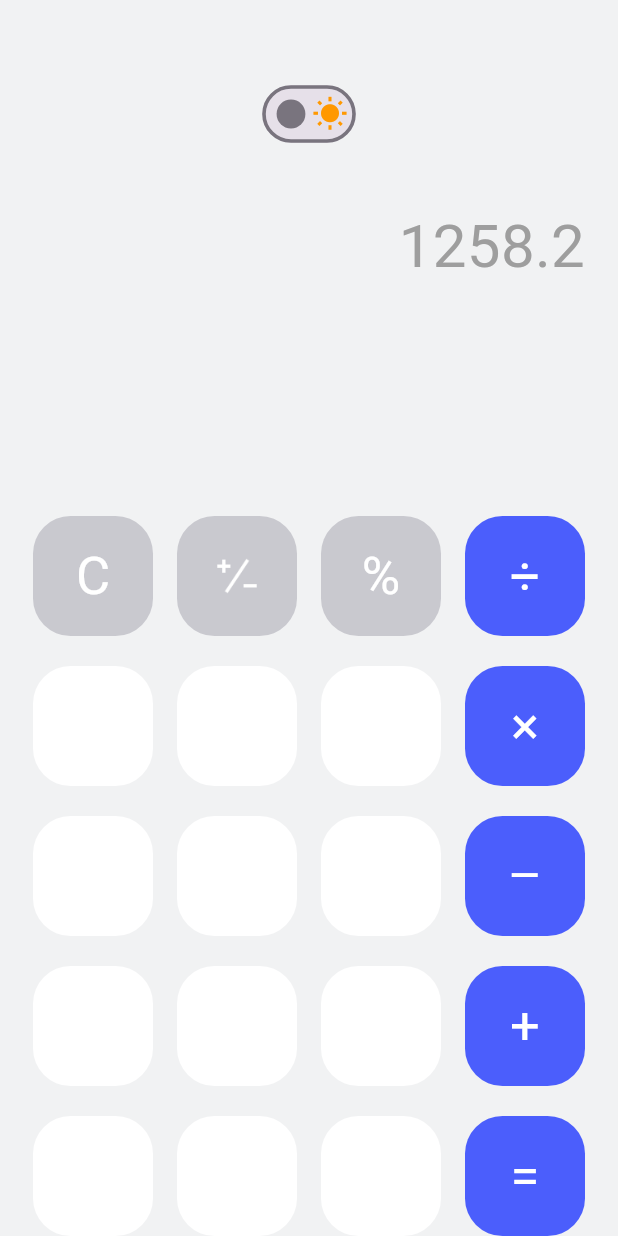
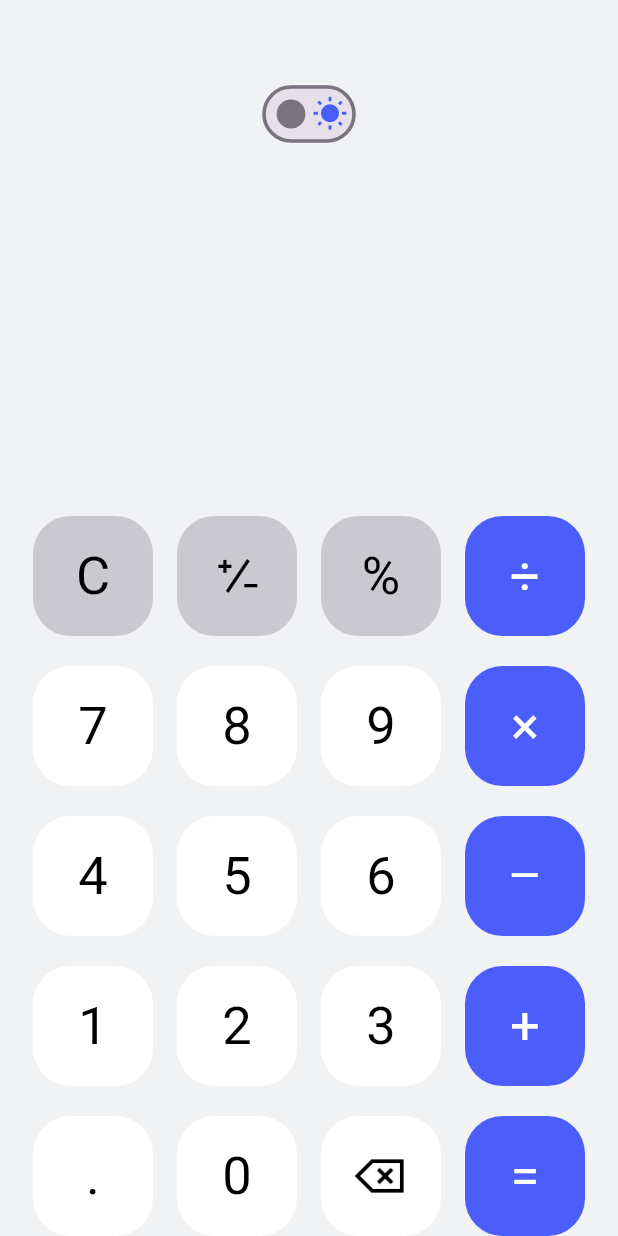
Before and after one commit to hegzo891/CognoRise-, a Flutter app: the screen it shows after launch, on a phone screen of 412 x 824 dp. Run offline on Flutter 3.47's test engine with Material 3 defaults, Android fonts, the phone set to English and light mode, and no system bars; our stand-ins replace google_fonts; missing offline and left inert: dart:ffi; Roboto replaces fonts that are missing (Assistant).

Commit message:
making the text that is written be displayed better

```diff
--- a/calculator/lib/screens/home.dart
+++ b/calculator/lib/screens/home.dart
@@ -1,10 +1,8 @@
 import 'package:calculator/providers/themeProvider.dart';
 import 'package:calculator/widgets/buttons.dart';
-import 'package:flutter/cupertino.dart';
 import 'package:flutter/material.dart';
 import 'package:provider/provider.dart';
 import 'package:google_fonts/google_fonts.dart';
-
 import '../myColors/colors.dart';
 
 class Home extends StatefulWidget {
@@ -12,14 +10,47 @@ class Home extends StatefulWidget {
 
   @override
   State<Home> createState() => _HomeState();
-
 }
 
 class _HomeState extends State<Home> {
-  String text = " ";
+  String text = "";
+  double size = 90;
+  String text2 = "";
+  String Operations = "";
+  final ScrollController _scrollController = ScrollController();
+  void dispose() {
+    _scrollController.dispose();
+    super.dispose();
+  }
+  void write(symbol) {
+    setState(() {
+      text += symbol;
+
+      int length = text.length;
+
+      if (length > 7) {
+        size = 80;
+      } else if (length > 10) {
+        size = 60;
+      } else if (length > 14) {
+        size = 50;
+      } else {
+        size = 100;
+      }
+      WidgetsBinding.instance.addPostFrameCallback((_) {
+        _scrollController.jumpTo(_scrollController.position.maxScrollExtent);
+      });
+    });
+  }
+
+  void calculate(text) {
+
+  }
 
   Widget build(BuildContext context) {
     final themeProvider = Provider.of<ThemeProvider>(context);
+    Color colorText = themeProvider.dark ? Colors.white : Colors.black;
+
     return Scaffold(
       body: Container(
         width: MediaQuery.sizeOf(context).width,
@@ -43,6 +74,7 @@ class _HomeState extends State<Home> {
                   Transform.scale(
                     scale: 1.2,
                     child: Switch(
+                      activeColor: Color(0xff4B5EFC),
                       value: themeProvider.dark,
                       onChanged: (_) {
                         themeProvider.toggleTheme();
@@ -54,7 +86,8 @@ class _HomeState extends State<Home> {
                     right: themeProvider.dark ? null : 4,
                     child: Icon(
                       themeProvider.dark ? Icons.nights_stay : Icons.wb_sunny,
-                      color: themeProvider.dark ? Colors.yellow : Colors.orange,
+                      color:
+                          themeProvider.dark ? Colors.white : Color(0xff4B5EFC),
                     ),
                   ),
                 ],
@@ -66,12 +99,33 @@ class _HomeState extends State<Home> {
                 width: MediaQuery.sizeOf(context).width,
                 height: MediaQuery.sizeOf(context).height / 4,
                 child: Column(
-                  mainAxisAlignment: MainAxisAlignment.end,
-                  crossAxisAlignment: CrossAxisAlignment.end,
+                  mainAxisAlignment: MainAxisAlignment.center, // Center vertically
+                  crossAxisAlignment: CrossAxisAlignment.end,  // Align text to the right
                   children: [
-                    Text("1258.2", style: GoogleFonts.assistant(textStyle: TextStyle(fontSize: 40, color: Colors.grey))),
-                    Text("$text", style: GoogleFonts.assistant(textStyle: TextStyle(fontSize: 100, color: themeProvider.dark ? Colors.white : Colors.black)))
-
+                    Text(
+                      "$text2",
+                      style: GoogleFonts.assistant(
+                        textStyle: TextStyle(fontSize: 40, color: Colors.grey),
+                      ),
+                    ),
+                    SingleChildScrollView(
+                      controller: _scrollController,
+                      scrollDirection: Axis.horizontal,
+                      child: SizedBox(
+                        child: Align(
+                          alignment: Alignment.centerRight, // Keep text aligned to the right
+                          child: FittedBox(
+                            fit: BoxFit.scaleDown, // Scale down text to fit without changing position
+                            child: Text(
+                              "$text",
+                              style: GoogleFonts.assistant(
+                                textStyle: TextStyle(fontSize: size, color: colorText),
+                              ),
+                            ),
+                          ),
+                        ),
+                      ),
+                    ),
                   ],
                 ),
               ),
@@ -95,9 +149,7 @@ class _HomeState extends State<Home> {
                                 : CustomColors.mainButtonsLight,
                           ),
                           GestureDetector(
-                            onTap: (){
-
-                            },
+                            onTap: () {},
                             child: Container(
                               width: 80,
                               height: 80,
@@ -105,22 +157,31 @@ class _HomeState extends State<Home> {
                                   color: themeProvider.dark
                                       ? CustomColors.mainButtonsDark
                                       : CustomColors.mainButtonsLight,
-                                  borderRadius: BorderRadius.circular(25)
-                              ),
-                              child: Center(child: Image.asset("assets/img.png", width: 35, height: 35,)),
-
+                                  borderRadius: BorderRadius.circular(25)),
+                              child: Center(
+                                  child: Image.asset(
+                                themeProvider.dark
+                                    ? "assets/img.png"
+                                    : "assets/img_2.png",
+                                width: 35,
+                                height: 35,
+                              )),
                             ),
                           ),
                           Button(
                             value: '%',
-                            onClicked: () {},
+                            onClicked: () {
+                              write("%");
+                            },
                             color: themeProvider.dark
                                 ? CustomColors.mainButtonsDark
                                 : CustomColors.mainButtonsLight,
                           ),
                           Button(
                             value: '÷',
-                            onClicked: () {},
+                            onClicked: () {
+                              write("÷");
+                            },
                             color: Color(0xff4B5EFC),
                           ),
                         ],
@@ -135,7 +196,7 @@ class _HomeState extends State<Home> {
                             value: '7',
                             onClicked: () {
                               setState(() {
-                                text += "7";
+                                write("7");
                               });
                             },
                             color: themeProvider.dark
@@ -146,7 +207,7 @@ class _HomeState extends State<Home> {
                             value: '8',
                             onClicked: () {
                               setState(() {
-                                text += "8";
+                                write("8");
                               });
                             },
                             color: themeProvider.dark
@@ -157,7 +218,7 @@ class _HomeState extends State<Home> {
                             value: '9',
                             onClicked: () {
                               setState(() {
-                                text += "9";
+                                write("9");
                               });
                             },
                             color: themeProvider.dark
@@ -168,7 +229,7 @@ class _HomeState extends State<Home> {
                             value: '×',
                             onClicked: () {
                               setState(() {
-                                text += "×";
+                                write("×");
                               });
                             },
                             color: Color(0xff4B5EFC),
@@ -185,7 +246,7 @@ class _HomeState extends State<Home> {
                             value: '4',
                             onClicked: () {
                               setState(() {
-                                text += "4";
+                                write("4");
                               });
                             },
                             color: themeProvider.dark
@@ -196,7 +257,7 @@ class _HomeState extends State<Home> {
                             value: '5',
                             onClicked: () {
                               setState(() {
-                                text += "5";
+                                write("5");
                               });
                             },
                             color: themeProvider.dark
@@ -207,7 +268,7 @@ class _HomeState extends State<Home> {
                             value: '6',
                             onClicked: () {
                               setState(() {
-                                text += "6";
+                                write("6");
                               });
                             },
                             color: themeProvider.dark
@@ -218,7 +279,7 @@ class _HomeState extends State<Home> {
                             value: '–',
                             onClicked: () {
                               setState(() {
-                                text += "–";
+                                write("–");
                               });
                             },
                             color: Color(0xff4B5EFC),
@@ -235,7 +296,7 @@ class _HomeState extends State<Home> {
                             value: '1',
                             onClicked: () {
                               setState(() {
-                                text += "1";
+                                write("1");
                               });
                             },
                             color: themeProvider.dark
@@ -246,7 +307,7 @@ class _HomeState extends State<Home> {
                             value: '2',
                             onClicked: () {
                               setState(() {
-                                text += "2";
+                                write("2");
                               });
                             },
                             color: themeProvider.dark
@@ -257,7 +318,7 @@ class _HomeState extends State<Home> {
                             value: '3',
                             onClicked: () {
                               setState(() {
-                                text += "3";
+                                write("3");
                               });
                             },
                             color: themeProvider.dark
@@ -268,7 +329,7 @@ class _HomeState extends State<Home> {
                             value: '+',
                             onClicked: () {
                               setState(() {
-                                text += "+";
+                                write("+");
                               });
                             },
                             color: Color(0xff4B5EFC),
@@ -285,7 +346,7 @@ class _HomeState extends State<Home> {
                             value: '.',
                             onClicked: () {
                               setState(() {
-                                text += ".";
+                                write(".");
                               });
                             },
                             color: themeProvider.dark
@@ -296,7 +357,7 @@ class _HomeState extends State<Home> {
                             value: '0',
                             onClicked: () {
                               setState(() {
-                                text += "0";
+                                write("0");
                               });
                             },
                             color: themeProvider.dark
@@ -304,11 +365,10 @@ class _HomeState extends State<Home> {
                                 : CustomColors.numbersLight,
                           ),
                           GestureDetector(
-                            onTap: (){
+                            onTap: () {
                               setState(() {
                                 text = text.substring(0, text.length - 1);
                               });
-
                             },
                             child: Container(
                               width: 80,
@@ -317,17 +377,22 @@ class _HomeState extends State<Home> {
                                   color: themeProvider.dark
                                       ? CustomColors.numbersDark
                                       : CustomColors.numbersLight,
-                                  borderRadius: BorderRadius.circular(25)
-                              ),
-                              child: Center(child: Image.asset("assets/img_1.png", width: 40, height: 40,)),
-
+                                  borderRadius: BorderRadius.circular(25)),
+                              child: Center(
+                                  child: Image.asset(
+                                themeProvider.dark
+                                    ? "assets/img_1.png"
+                                    : "assets/img_3.png",
+                                width: 40,
+                                height: 40,
+                              )),
                             ),
                           ),
                           Button(
                             value: '=',
                             onClicked: () {
                               setState(() {
-                                text += "=";
+                                calculate(text);
                               });
                             },
                             color: Color(0xff4B5EFC),
--- a/calculator/lib/widgets/buttons.dart
+++ b/calculator/lib/widgets/buttons.dart
@@ -2,6 +2,9 @@ import 'dart:ffi';
 
 import 'package:flutter/cupertino.dart';
 import 'package:flutter/material.dart';
+import 'package:provider/provider.dart';
+
+import '../providers/themeProvider.dart';
 
 class Button extends StatefulWidget {
   final String value;
@@ -15,8 +18,22 @@ class Button extends StatefulWidget {
 }
 
 class _ButtonState extends State<Button> {
+
   @override
   Widget build(BuildContext context) {
+
+    final themeProvider = Provider.of<ThemeProvider>(context);
+    Color colorText = themeProvider.dark ? Colors.white : Colors.black;
+    Color? Detect(value){
+      if(value == "+" || value == "–" || value == "×" || value == "÷" || value == "=")
+        {
+          return Colors.white;
+        }
+      else{
+        return colorText;
+      }
+
+    }
     return GestureDetector(
       onTap: (){
         setState(() {
@@ -31,7 +48,7 @@ class _ButtonState extends State<Button> {
             color: widget.color,
             borderRadius: BorderRadius.circular(25)
         ),
-        child: Center(child: Text("${widget.value}", style: const TextStyle(color: Color(0xffFFFFFF), fontSize: 35),)),
+        child: Center(child: Text("${widget.value}", style: TextStyle(color: Detect(widget.value), fontSize: 35),)),
 
       ),
     );
--- a/calculator/pubspec.yaml
+++ b/calculator/pubspec.yaml
@@ -64,6 +64,8 @@ flutter:
   assets:
     - assets/img.png
     - assets/img_1.png
+    - assets/img_2.png
+    - assets/img_3.png
   #   - images/a_dot_ham.jpeg
 
   # An image asset can refer to one or more resolution-specific "variants", see
```
Also changed, not shown: calculator/Calculator/Light.png (added), calculator/assets/img_2.png (added), calculator/assets/img_3.png (added).
